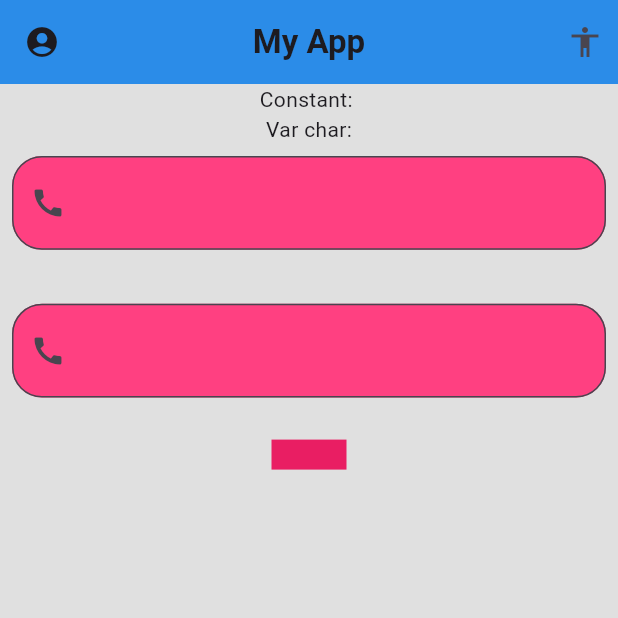
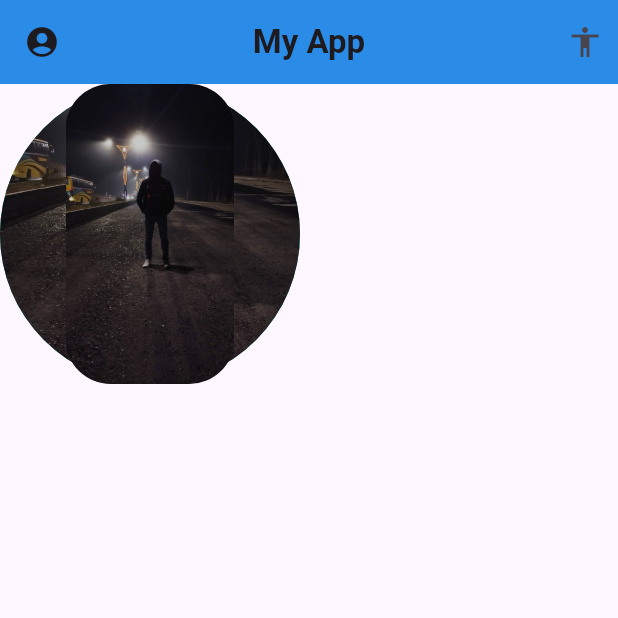
Before and after one commit to takiul-sumon/Flutter-Basic-Project, a Flutter app: the screen it shows after launch, on a phone screen of 412 x 824 dp, the top half of it. Run offline on Flutter 3.47's test engine with Material 3 defaults, Android fonts, the phone set to English and light mode, and no system bars; our stand-ins replace flutter_svg, google_fonts.

```diff
--- a/lib/main.dart
+++ b/lib/main.dart
@@ -193,12 +193,17 @@ List<Widget> screans=[
 
 }
 */
+import 'dart:ui';
+
 import 'package:flutter/cupertino.dart';
 import 'package:flutter/material.dart';
+import 'package:flutter/painting.dart';
+import 'package:flutter/rendering.dart';
 import 'package:flutter_application_1/bottom_bar/home.dart';
 import 'package:flutter_application_1/bottom_bar/menu.dart';
 import 'package:flutter_application_1/bottom_bar/profile.dart';
 import 'package:flutter_application_1/custome_textfieldwidget.dart';
+import 'package:flutter_svg/flutter_svg.dart';
 void main()
 {
   runApp(Myapp());
@@ -235,7 +240,7 @@ class _Myappstate extends State<Myapp>{
 
       debugShowCheckedModeBanner: false,
       home: Scaffold(
-          backgroundColor: Colors.black12,
+          // backgroundColor: Colors.black12,
 
 
           appBar: AppBar(
@@ -268,10 +273,40 @@ class _Myappstate extends State<Myapp>{
         )),
         ),*/
 
-          body: Center(
+          body: CircleAvatar(
+            radius: 100,
+            backgroundColor: Colors.teal,
+            backgroundImage: AssetImage('assets/images/f1.jpg'),
+            child: ClipRRect(
+              borderRadius: BorderRadius.circular(30),
+              child: Image.asset('assets/images/f1.jpg'),
+            ),
+          )
 
 
+
+
+
+
+
+          // Center(
+          //   child: ClipRRect(
+          //     borderRadius: BorderRadius.all(Radius.elliptical(20, 30)),
+          //
+          //     child: Container(
+          //
+          //
+          //     color: Colors.lightBlue,
+          //       child: Image.asset('assets/images/f1.jpg'),
+          //     ),
+          //   ),
+          // ),
+           /*
+
+            Box Shape Input form User
+
             child: Form(
+
               key: _scaffoldkey,
 
 
@@ -280,7 +315,13 @@ class _Myappstate extends State<Myapp>{
 
 
 
+
                   children:  [
+
+
+
+
+
               Text(
                 'Constant: ${nameController.text}',
               ),
@@ -331,6 +372,18 @@ class _Myappstate extends State<Myapp>{
                   color: Colors.pink,
                 ),
               ),
+                    Container(height:300,
+width: 300,
+                      // child:   Image.asset('assets/images/f1.jpg',fit: BoxFit.contain
+// child: Image.network('https://www.google.com/url?sa=i&url=https%3A%2F%2Fwww.bubt.edu.bd%2F&psig=AOvVaw1_QGP21Suj_PMKhrVnFVWo&ust=1712591759448000&source=images&cd=vfe&opi=89978449&ved=0CBIQjRxqFwoTCOCAzdG7sIUDFQAAAAAdAAAAABAE',fit:BoxFit.fitWidth)
+),
+
+
+
+
+                  ]
+
+              ),
 
 
 
@@ -339,7 +392,7 @@ class _Myappstate extends State<Myapp>{
 
 
 
-            ]
+    )*/
 /*
 
                   [
@@ -421,7 +474,7 @@ class _Myappstate extends State<Myapp>{
 
 
                   ]*/
-              ),
+
 
 
 
@@ -430,7 +483,7 @@ class _Myappstate extends State<Myapp>{
 
 
             ),
-          )
+
 
 
         // child: TextField(),
@@ -461,8 +514,9 @@ class _Myappstate extends State<Myapp>{
 
 */
 
-      ),
-    );
+      );
+
+
 
   }
 }
```
Also changed, not shown: pubspec.yaml (+5 -3 lines), assets/images/Screenshot 2022-10-03 212447.png (added), assets/images/Screenshot 2022-10-03 212527.png (added), assets/images/f1.jpg (added), assets/svg/NewTux.svg (added), pubspec.lock, 1 other file.
